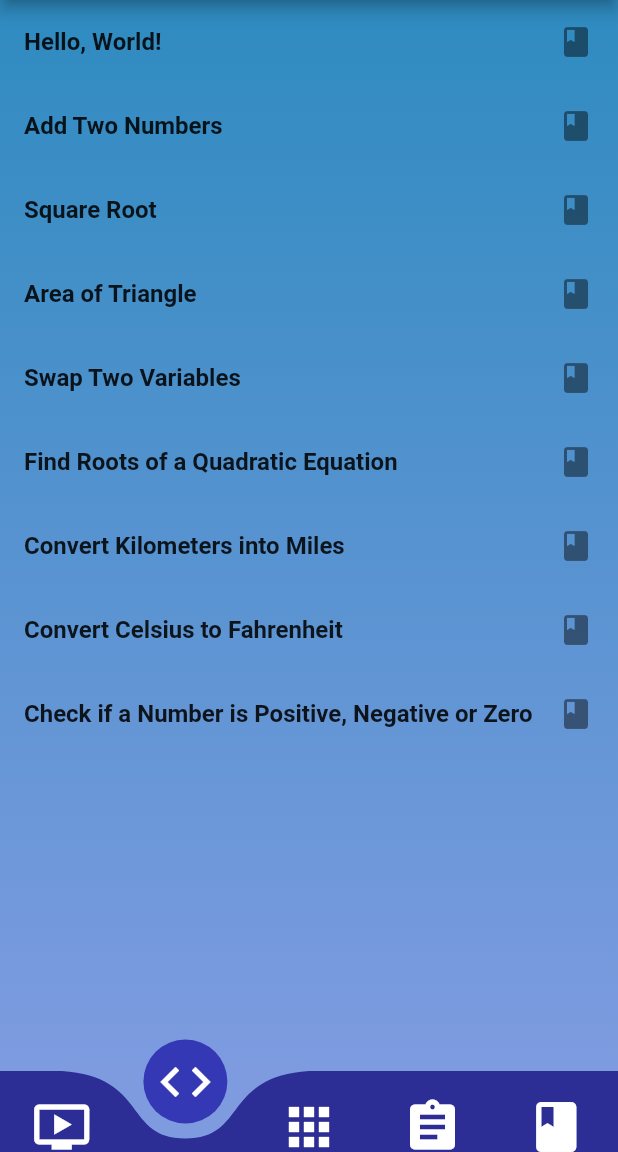
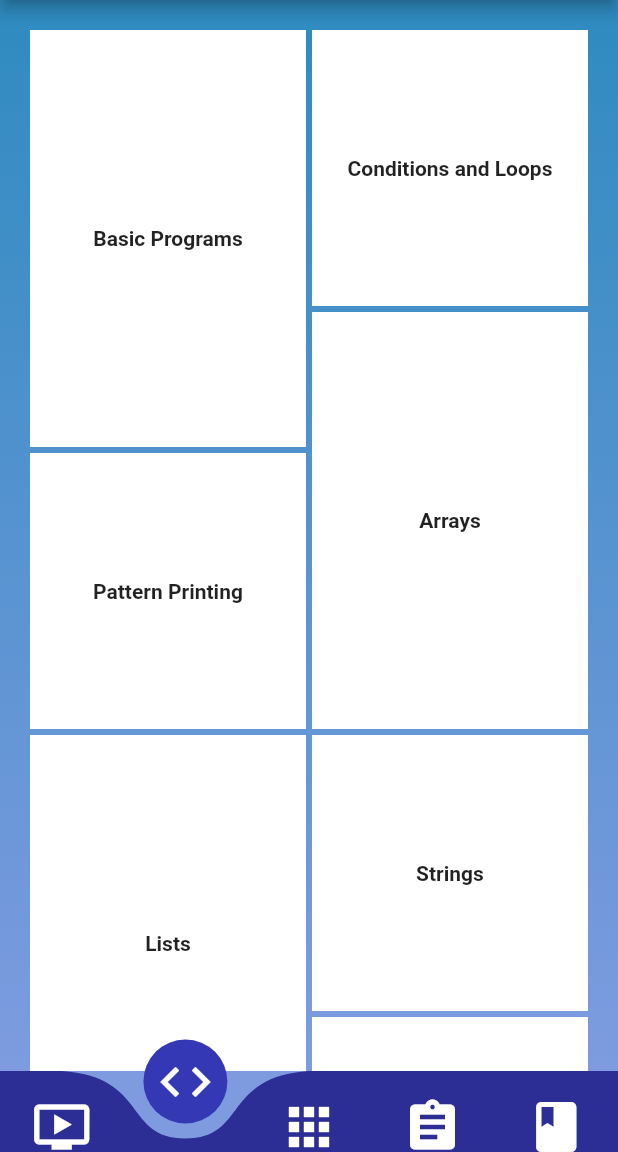
Before and after one commit to hemangdtu/python_app, a Flutter app: the screen it shows after launch, item 2 of the bottom bar chosen, on a phone screen of 412 x 824 dp, the part 84-1236 px from its top. Run offline on Flutter 3.47's test engine with Material 2 defaults, Android fonts, the phone set to English and light mode, and no system bars; drawn by our look-alikes of curved_navigation_bar; Roboto replaces fonts that are missing (PlayfairDisplay).

Commit message:
Examples section UI updated

```diff
--- a/lib/meta/data.dart
+++ b/lib/meta/data.dart
@@ -8,6 +8,17 @@ List<String> videoTileStrings = [
   "print() in Python Programming",
   "input() in Python Programming",
   "Operators in Python Programming",
+];
+
+List<String> exampleCategories = [
+  "Basic Programs",
+  "Conditions and Loops",
+  "Arrays",
+  "Pattern Printing",
+  "Lists",
+  "Strings",
+  "Sorting Algorithms",
+  "Searching Algorithms",
 ];
 
 List<String> exampleTileStrings = [
--- a/lib/screens/examples_list.dart
+++ b/lib/screens/examples_list.dart
@@ -1,12 +1,61 @@
 import 'package:flutter/material.dart';
+import 'package:flutter_staggered_grid_view/flutter_staggered_grid_view.dart';
 import 'package:python_app/meta/data.dart';
 import 'package:python_app/meta/hyperlinks.dart';
 import 'package:python_app/models/widgetDirectory.dart';
+import 'package:python_app/screens/exampleContentPage.dart';
 
 class ExamplesPage extends StatelessWidget {
   @override
   Widget build(BuildContext context) {
-    return _myListView(context);
+    return Container(
+      decoration: BoxDecoration(
+        gradient: LinearGradient(
+          colors: [
+            Color(0xFF7E9BE0),
+            Color(0xFF2E8BC0),
+          ],
+          begin: Alignment.bottomCenter,
+          end: Alignment.topCenter,
+          tileMode: TileMode.clamp,
+        ),
+      ),
+      padding: EdgeInsets.only(
+        top: 20.0,
+        left: 20.0,
+        right: 20.0,
+      ),
+      child: StaggeredGridView.countBuilder(
+        crossAxisCount: 4,
+        itemCount: exampleCategories.length,
+        itemBuilder: (BuildContext context, int index) => InkWell(
+          child: Container(
+            color: Colors.white,
+            child: Center(
+              child: Text(
+                exampleCategories[index],
+                style: TextStyle(
+                  fontWeight: FontWeight.bold,
+                ),
+              ),
+            ),
+          ),
+          onTap: () {
+            Navigator.push(
+              context,
+              MaterialPageRoute(builder: (context) {
+                return ExampleContentPage();
+              }),
+            );
+          },
+        ),
+        staggeredTileBuilder: (int index) =>
+            StaggeredTile.count(2, index.isEven ? 3 : 2),
+        mainAxisSpacing: 4.0,
+        crossAxisSpacing: 4.0,
+      ),
+    );
+    // return _myListView(context);
   }
 }
 
--- a/lib/screens/search.dart
+++ b/lib/screens/search.dart
@@ -1,3 +1,4 @@
+/*
 import 'package:flappy_search_bar_fork/flappy_search_bar.dart';
 import 'package:flappy_search_bar_fork/scaled_tile.dart';
 import 'package:flappy_search_bar_fork/search_bar_style.dart';
@@ -90,3 +91,4 @@ class Search extends StatelessWidget {
     );
   }
 }
+*/
--- a/pubspec.yaml
+++ b/pubspec.yaml
@@ -24,11 +24,12 @@ dependencies:
   flutter:
     sdk: flutter
 
-  flappy_search_bar_fork: ^1.7.4
+  # flappy_search_bar_fork: ^1.7.4
   curved_navigation_bar: ^0.3.7
   youtube_player_flutter: ^8.0.0
   http: ^0.13.3
   url_launcher: ^6.0.3
+  flutter_staggered_grid_view: ^0.4.0
 
   # The following adds the Cupertino Icons font to your application.
   # Use with the CupertinoIcons class for iOS style icons.
```
Also changed, not shown: lib/screens/exampleContentPage.dart (added, +42 -0 lines), pubspec.lock.
